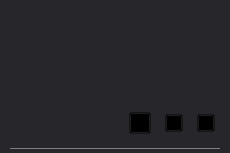
Before: the Qt Designer form VideoPlayer/videomodels/CommentForm.ui in huizhang556/pc-video-player, drawn with Qt 5.
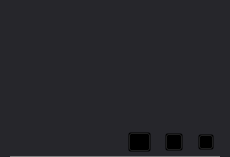
After: the same form once the commit is applied. Icons and pictures are not drawn.

What changed in the file:
```diff
--- a/VideoPlayer/videomodels/CommentForm.ui
+++ b/VideoPlayer/videomodels/CommentForm.ui
@@ -7,7 +7,7 @@
     <x>0</x>
     <y>0</y>
     <width>230</width>
-    <height>147</height>
+    <height>157</height>
    </rect>
   </property>
   <property name="maximumSize">
@@ -34,13 +34,13 @@
     <number>0</number>
    </property>
    <property name="topMargin">
-    <number>4</number>
+    <number>0</number>
    </property>
    <property name="rightMargin">
     <number>0</number>
    </property>
    <property name="bottomMargin">
-    <number>4</number>
+    <number>0</number>
    </property>
    <item>
     <layout class="QHBoxLayout" name="horizontalLayout_4">
@@ -101,6 +101,18 @@
           </property>
           <item>
            <widget class="QWidget" name="widget_user" native="true">
+            <property name="minimumSize">
+             <size>
+              <width>0</width>
+              <height>45</height>
+             </size>
+            </property>
+            <property name="maximumSize">
+             <size>
+              <width>16777215</width>
+              <height>45</height>
+             </size>
+            </property>
             <property name="styleSheet">
              <string notr="true"/>
             </property>
@@ -263,7 +275,7 @@
                <property name="minimumSize">
                 <size>
                  <width>0</width>
-                 <height>60</height>
+                 <height>80</height>
                 </size>
                </property>
                <property name="maximumSize">
@@ -276,6 +288,7 @@
                 <string notr="true">QTextBrowser
 {
 border:none;
+font: 400 13px &quot;微软雅黑&quot;;
 background-color:#26262b;
 color: rgb(238, 238, 238);
 }
@@ -291,8 +304,8 @@
                 <string>&lt;!DOCTYPE HTML PUBLIC &quot;-//W3C//DTD HTML 4.0//EN&quot; &quot;http://www.w3.org/TR/REC-html40/strict.dtd&quot;&gt;
 &lt;html&gt;&lt;head&gt;&lt;meta name=&quot;qrichtext&quot; content=&quot;1&quot; /&gt;&lt;style type=&quot;text/css&quot;&gt;
 p, li { white-space: pre-wrap; }
-&lt;/style&gt;&lt;/head&gt;&lt;body style=&quot; font-family:'SimSun'; font-size:9pt; font-weight:400; font-style:normal;&quot;&gt;
-&lt;p style=&quot;-qt-paragraph-type:empty; margin-top:0px; margin-bottom:0px; margin-left:0px; margin-right:0px; -qt-block-indent:0; text-indent:0px;&quot;&gt;&lt;br /&gt;&lt;/p&gt;&lt;/body&gt;&lt;/html&gt;</string>
+&lt;/style&gt;&lt;/head&gt;&lt;body style=&quot; font-family:'微软雅黑'; font-size:13px; font-weight:400; font-style:normal;&quot;&gt;
+&lt;p style=&quot;-qt-paragraph-type:empty; margin-top:0px; margin-bottom:0px; margin-left:0px; margin-right:0px; -qt-block-indent:0; text-indent:0px; font-size:9pt;&quot;&gt;&lt;br /&gt;&lt;/p&gt;&lt;/body&gt;&lt;/html&gt;</string>
                </property>
               </widget>
              </item>
@@ -301,6 +314,18 @@
           </item>
           <item>
            <widget class="QWidget" name="widget_func" native="true">
+            <property name="minimumSize">
+             <size>
+              <width>0</width>
+              <height>25</height>
+             </size>
+            </property>
+            <property name="maximumSize">
+             <size>
+              <width>16777215</width>
+              <height>25</height>
+             </size>
+            </property>
             <property name="styleSheet">
              <string notr="true">#widget_func
 {
@@ -319,7 +344,7 @@
               <number>5</number>
              </property>
              <property name="bottomMargin">
-              <number>15</number>
+              <number>5</number>
              </property>
              <item>
               <spacer name="horizontalSpacer_3">
@@ -338,14 +363,14 @@
               <widget class="QPushButton" name="pushButton_zan">
                <property name="minimumSize">
                 <size>
-                 <width>22</width>
-                 <height>22</height>
+                 <width>23</width>
+                 <height>20</height>
                 </size>
                </property>
                <property name="maximumSize">
                 <size>
-                 <width>22</width>
-                 <height>22</height>
+                 <width>23</width>
+                 <height>20</height>
                 </size>
                </property>
                <property name="styleSheet">
@@ -454,6 +479,7 @@
                <property name="styleSheet">
                 <string notr="true">QPushButton
 {
+margin: 1px;
 background-color:transparent;
 border-image: url(:/images/icon/comment_more.png);
 }
```
